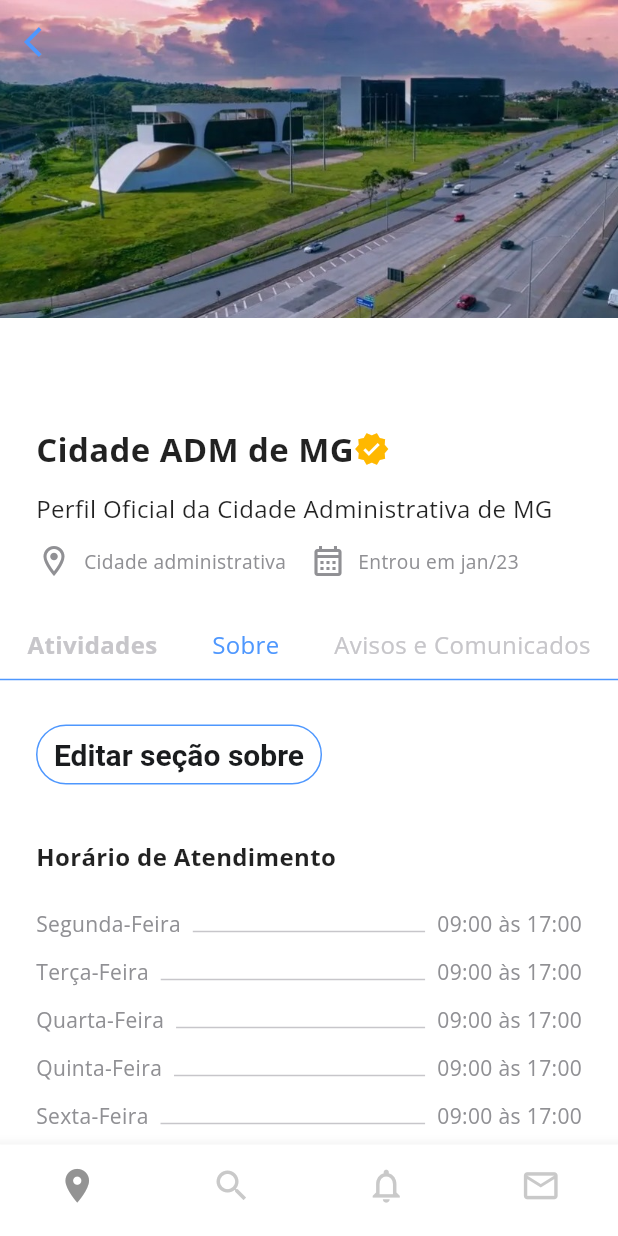
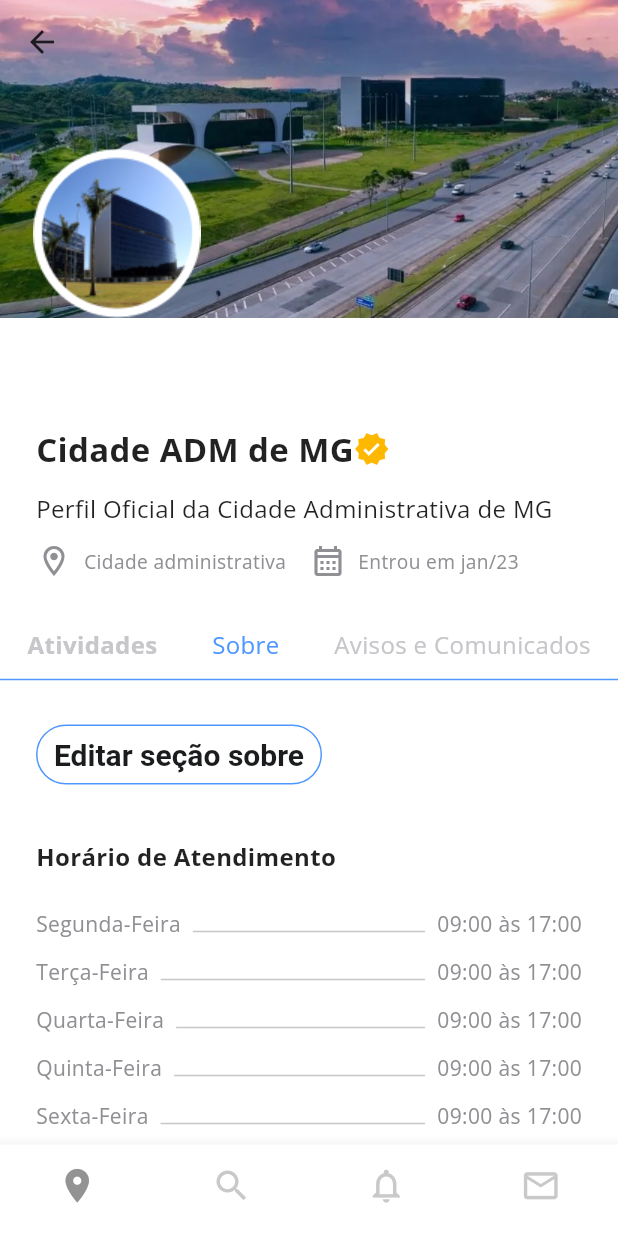
Before and after one commit to ViniR-RB/desafio2, a Flutter app: the AboutPage screen opened by its route, on a phone screen of 412 x 824 dp. Run offline on Flutter 3.47's test engine with Material 2 defaults, Android fonts, the phone set to English and light mode, and no system bars; our stand-ins replace flutter_modular, flutter_svg, google_fonts, image_picker; missing offline and left inert: validatorless; project files that could hold a hidden picture were left out.

Commit message:
app finaly

```diff
--- a/lib/app/core/ui/theme.dart
+++ b/lib/app/core/ui/theme.dart
@@ -3,6 +3,7 @@ import 'package:flutter/material.dart';
 import 'package:google_fonts/google_fonts.dart';
 
 sealed class AppTheme {
+
   static ThemeData theme = ThemeData(
     scaffoldBackgroundColor: AppColor.white,
     useMaterial3: true,
--- a/lib/app/modules/perfil/pages/about_page.dart
+++ b/lib/app/modules/perfil/pages/about_page.dart
@@ -1,3 +1,5 @@
+import 'dart:io';
+
 import 'package:desafio/app/modules/perfil/perfil_controller.dart';
 import 'package:desafio/app/modules/perfil/widgets/card_building.dart';
 import 'package:desafio/app/modules/perfil/widgets/service_informative.dart';
@@ -55,21 +57,36 @@ class _AboutPageState extends State<AboutPage> {
               CustomScrollView(
                 slivers: [
                   SliverAppBar(
-                    leading: switch (Modular.to.canPop()) {
-                      true => IconButton(
-                          onPressed: () => Modular.to.pop(),
-                          icon: const Icon(Icons.arrow_back_ios,
-                              color: AppColor.blue),
+                    expandedHeight: 212,
+                    flexibleSpace: Stack(
+                      children: [
+                        Container(
+                          width: size.width,
+                          alignment: Alignment.bottomLeft,
+                          decoration: const BoxDecoration(
+                            image: DecorationImage(
+                                fit: BoxFit.cover,
+                                image: AssetImage('assets/images/cidade.jpeg')),
+                          ),
                         ),
-                      false => const SizedBox.shrink(),
-                    },
-                    expandedHeight: 212,
-                    flexibleSpace: Container(
-                      width: size.width,
-                      decoration: const BoxDecoration(
-                          image: DecorationImage(
-                              fit: BoxFit.cover,
-                              image: AssetImage('assets/images/cidade.jpeg'))),
+                        Positioned(
+                            left: 22, // Ajuste o valor conforme necessário
+                            bottom: 0, // Ajuste o valor conforme necessário
+                            child: myPerfil.image.contains('assets')
+                                ? Image.asset('assets/images/perfil.png')
+                                : Container(
+                                    width: 120,
+                                    height: 120,
+                                    decoration: BoxDecoration(
+                                        shape: BoxShape.circle,
+                                        border: Border.all(
+                                            width: 6, color: Colors.white),
+                                        image: DecorationImage(
+                                            fit: BoxFit.cover,
+                                            image: FileImage(
+                                                File(myPerfil.image)))),
+                                  )),
+                      ],
                     ),
                   ),
                   SliverList(
```
